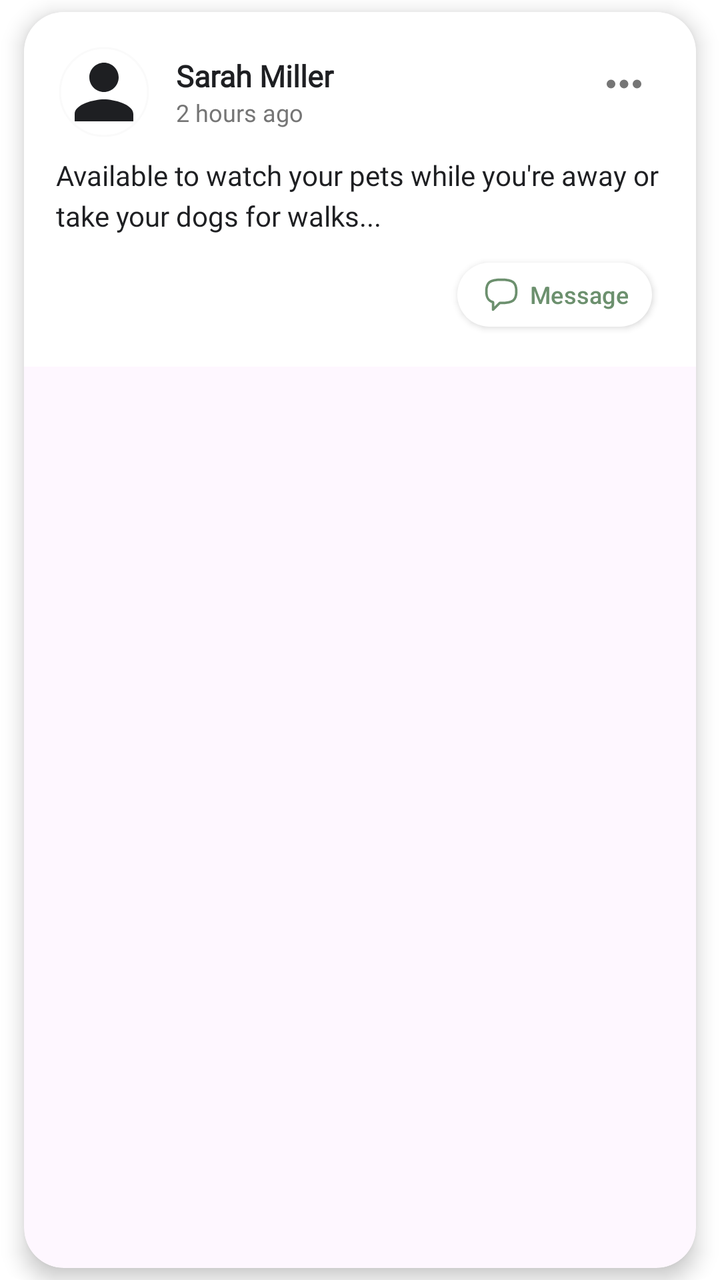
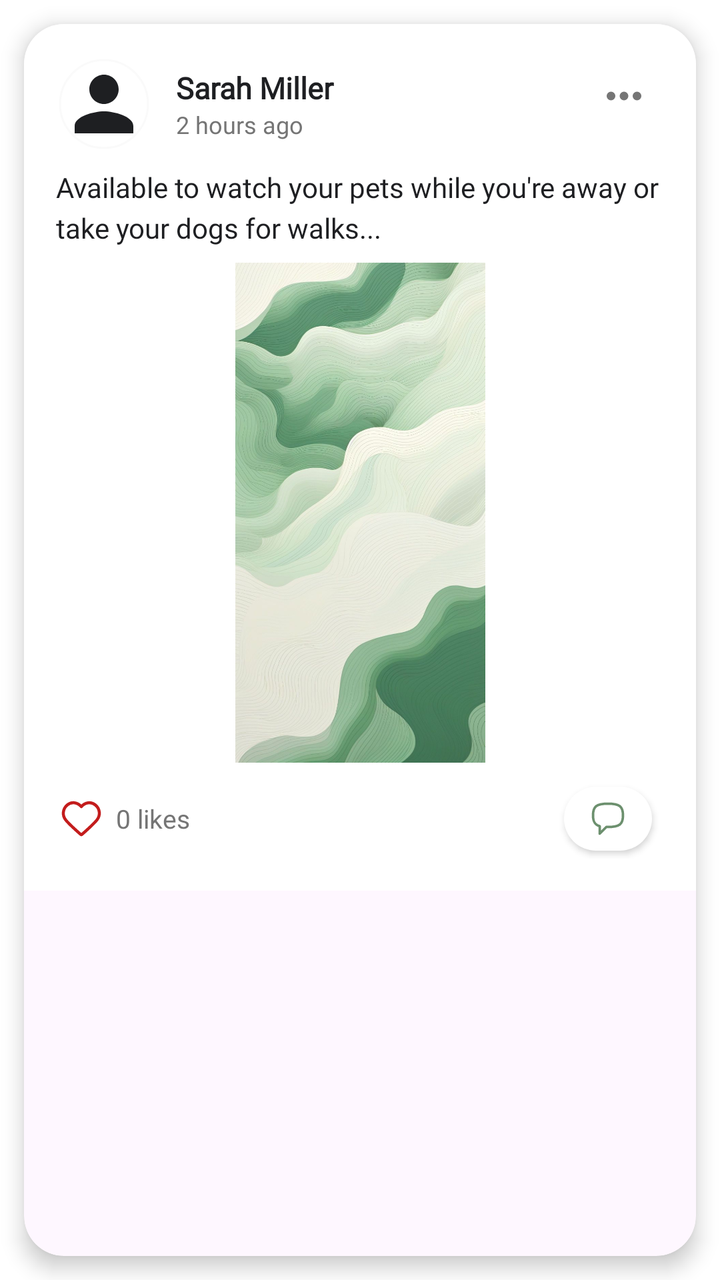

An Android layout rendered at two revisions. The XML below is the earlier revision; the diff shows what the commit changed to produce the second picture.
<!-- AndroidManifest.xml: application theme Theme.AidHub -->
<!-- res/layout/item_post_feed.xml -->
<?xml version="1.0" encoding="utf-8"?>
<com.google.android.material.card.MaterialCardView xmlns:android="http://schemas.android.com/apk/res/android"
    xmlns:app="http://schemas.android.com/apk/res-auto"
    android:id="@+id/cardLayout"
    android:layout_width="match_parent"
    android:layout_height="wrap_content"
    android:layout_marginBottom="12dp"
    android:animateLayoutChanges="true"
    android:clickable="false"
    app:cardBackgroundColor="@color/transparent"
    app:cardElevation="0dp"
    app:strokeWidth="0dp">

    <LinearLayout
        android:layout_width="match_parent"
        android:layout_height="match_parent"
        android:orientation="vertical">

        <com.google.android.material.card.MaterialCardView
            android:layout_width="match_parent"
            android:layout_height="match_parent"
            android:layout_marginHorizontal="12dp"
            android:layout_marginVertical="6dp"
            app:cardCornerRadius="20dp"
            app:cardElevation="6dp"
            app:strokeWidth="0dp"
            app:strokeColor="@color/stroke_color">


            <RelativeLayout
                android:layout_width="match_parent"
                android:layout_height="match_parent">

                <LinearLayout
                    android:layout_width="match_parent"
                    android:layout_height="wrap_content"
                    android:background="@color/background"
                    android:orientation="vertical"
                    android:padding="16dp">

                    <RelativeLayout
                        android:id="@+id/topLayout"
                        android:layout_width="match_parent"
                        android:layout_height="wrap_content">


                        <com.google.android.material.imageview.ShapeableImageView
                            android:id="@+id/userImage"
                            style="@style/ProfileImage"
                            android:layout_width="48dp"
                            android:layout_height="48dp"
                            android:clickable="true" />

                        <LinearLayout
                            android:layout_width="wrap_content"
                            android:layout_height="wrap_content"
                            android:layout_marginStart="12dp"
                            android:layout_centerVertical="true"
                            android:layout_toEndOf="@id/userImage"
                            android:orientation="vertical">

                            <TextView
                                android:id="@+id/userName"
                                android:layout_width="wrap_content"
                                android:layout_height="wrap_content"
                                android:fontFamily="@font/open_sans_semibold"
                                android:text="Sarah Miller"
                                android:textColor="@color/text"
                                android:textSize="15sp"
                                android:textStyle="bold" />

                            <TextView
                                android:id="@+id/postTime"
                                android:layout_width="wrap_content"
                                android:layout_height="wrap_content"
                                android:fontFamily="@font/open_sans"
                                android:text="2 hours ago"
                                android:textColor="@color/secondary_text"
                                android:textSize="12sp" />
                        </LinearLayout>


                        <com.google.android.material.button.MaterialButton
                            android:id="@+id/btnOptions"
                            style="@style/Widget.Material3.Button.IconButton.Outlined"
                            android:layout_width="40dp"
                            android:layout_height="40dp"
                            android:layout_alignParentEnd="true"
                            app:icon="@drawable/ic_dots"
                            app:iconGravity="textStart"
                            app:iconSize="26dp"
                            app:iconTint="@color/grey"
                            app:rippleColor="@color/grey"
                            app:strokeWidth="0dp" />

                    </RelativeLayout>

                    <com.google.android.material.chip.ChipGroup
                        android:id="@+id/cgTags"
                        android:layout_width="wrap_content"
                        android:layout_height="wrap_content" />


                    <TextView
                        android:id="@+id/postContent"
                        android:layout_width="match_parent"
                        android:layout_height="wrap_content"
                        android:layout_marginTop="8dp"
                        android:ellipsize="end"
                        android:fontFamily="@font/open_sans"
                        android:lineSpacingExtra="4dp"
                        android:text="Available to watch your pets while you're away or take your dogs for walks..."
                        android:textColor="@color/text"
                        android:textSize="14sp"
                        android:textStyle="normal" />

                    <ImageView
                        android:id="@+id/postImg"
                        android:layout_width="match_parent"
                        android:layout_height="250dp"
                        android:layout_gravity="start"
                        android:layout_marginVertical="12dp"
                        android:src="@drawable/img_award"
                        android:transitionName="request_image_transition"
                        android:visibility="gone" />

                    <androidx.appcompat.widget.LinearLayoutCompat
                        android:layout_width="match_parent"
                        android:layout_height="wrap_content"
                        android:layout_marginTop="10dp"
                        android:gravity="center_vertical"
                        android:orientation="horizontal">

                        <View
                            android:layout_width="0dp"
                            android:layout_height="match_parent"
                            android:layout_weight="1" />

                        <com.google.android.material.button.MaterialButton
                            android:id="@+id/btnContact"
                            style="@style/Widget.Material3.Button.TextButton"
                            android:layout_width="wrap_content"
                            android:layout_height="40dp"
                            android:layout_marginEnd="6dp"
                            android:elevation="2dp"
                            android:text="Message"
                            android:textColor="@color/on_secondary_btn_color"
                            android:textSize="12sp"
                            app:backgroundTint="@color/secondary_btn_background_color"
                            app:icon="@drawable/ic_message"
                            app:iconGravity="textStart"
                            app:iconSize="20dp"
                            app:rippleColor="@color/grey"
                            app:iconTint="@color/on_secondary_btn_color"
                            app:toggleCheckedStateOnClick="true" />


                    </androidx.appcompat.widget.LinearLayoutCompat>
                </LinearLayout>

                <com.google.android.material.card.MaterialCardView
                    android:id="@+id/optionsLayout"
                    android:layout_width="wrap_content"
                    android:layout_height="wrap_content"
                    android:layout_alignParentEnd="true"
                    android:layout_marginTop="50dp"
                    android:layout_marginEnd="15dp"
                    android:animateLayoutChanges="true"
                    android:backgroundTint="@color/secondary_background"
                    android:focusable="true"
                    android:gravity="center_horizontal"
                    android:orientation="vertical"
                    android:paddingTop="5dp"
                    android:visibility="gone"
                    app:cardCornerRadius="10dp"
                    app:cardElevation="5dp"
                    app:strokeColor="@color/icon_color"
                    app:strokeWidth="2dp">

                    <LinearLayout
                        android:id="@+id/btnDelete"
                        android:layout_width="110dp"
                        android:layout_height="40dp"
                        android:clickable="true"
                        android:focusable="true"
                        android:foreground="?attr/selectableItemBackground"
                        android:gravity="center">

                        <TextView
                            android:layout_width="wrap_content"
                            android:layout_height="wrap_content"
                            android:text="Delete"
                            android:fontFamily="@font/open_sans_semibold"
                            android:textColor="@color/icon_color"
                            android:textStyle="bold" />

                    </LinearLayout>

                </com.google.android.material.card.MaterialCardView>
            </RelativeLayout>
        </com.google.android.material.card.MaterialCardView>

        <LinearLayout
            android:layout_width="match_parent"
            android:layout_height="wrap_content"
            android:layout_marginHorizontal="18dp"
            android:gravity="center_vertical">

            <com.google.android.material.button.MaterialButton
                android:id="@+id/btnLike"
                style="@style/Widget.Material3.Button.IconButton.Outlined"
                android:layout_width="25dp"
                android:layout_height="25dp"
                android:layout_marginEnd="5dp"
                android:background="@color/white"
                app:icon="@drawable/ic_heart"
                app:iconGravity="textStart"
                app:iconSize="25dp"
                app:iconTint="@color/like_button"
                app:strokeWidth="2dp"
                app:toggleCheckedStateOnClick="true" />

            <TextView
                android:id="@+id/txtLikes"
                android:layout_width="wrap_content"
                android:layout_height="wrap_content"
                android:fontFamily="@font/open_sans"
                android:text="0 likes"
                android:textColor="@color/text"
                android:textSize="14sp" />
        </LinearLayout>
    </LinearLayout>

</com.google.android.material.card.MaterialCardView>
<!-- resources referenced by this layout -->
<resources>
  <color name="background">@color/white</color>
  <color name="grey">#757575</color>
  <color name="icon_color">@color/secondary</color>
  <color name="like_button">@color/dark_red</color>
  <color name="on_secondary_btn_color">@color/secondary</color>
  <color name="secondary_background">@color/faded_grey</color>
  <color name="secondary_btn_background_color">@color/white</color>
  <color name="secondary_text">@color/grey</color>
  <color name="stroke_color">@color/transparent</color>
  <color name="text">@color/light_black</color>
  <color name="transparent">#00000000</color>
  <color name="white">#FFFFFFFF</color>
  <!-- drawable ic_message (drawable) -->
  <?xml version="1.0" encoding="utf-8"?>
  <vector xmlns:android="http://schemas.android.com/apk/res/android"
      android:width="24dp"
      android:height="24dp"
      android:viewportWidth="24"
      android:viewportHeight="24">
  
      <path
          android:fillColor="@color/transparent"
          android:strokeColor="#000000"
          android:strokeWidth="1.5"
          android:strokeLineJoin="round"
          android:strokeLineCap="round"
          android:pathData="M12 3C5.11765 3 3 4.64706 3 10C3 13.7383 4.0328 15.6692 7 16.4939V21L11.0124 16.9876C11.3301 16.996 11.6592 17 12 17C18.8824 17 21 15.3529 21 10C21 4.64706 18.8824 3 12 3Z" />
  </vector>
  <!-- drawable img_award: png bitmap (drawable, 26656 bytes) -->
  <style name="ProfileImage" parent="">
          <item name="android:layout_width">match_parent</item>
          <item name="android:layout_height">match_parent</item>
          <item name="android:src">@drawable/ic_profile_placeholder</item>
          <item name="android:scaleType">centerCrop</item>
          <item name="shapeAppearanceOverlay">@style/ShapeAppearance.App.Circle</item>
          <item name="android:background">@color/background</item>
          <item name="strokeColor">@color/secondary_background</item>
          <item name="strokeWidth">1dp</item>
          <item name="android:padding">2dp</item>
  
      </style>
  <style name="Theme.AidHub" parent="Base.Theme.AidHub" />
  <color name="secondary">@color/dark_green</color>
  <color name="dark_red">#C31C1C</color>
  <color name="faded_grey">#FAFAFA</color>
  <color name="light_black">#1E1F22</color>
  <!-- drawable ic_profile_placeholder (drawable) -->
  <vector xmlns:android="http://schemas.android.com/apk/res/android"
      android:width="24dp"
      android:height="24dp"
      android:tint="@color/text"
      android:viewportWidth="24"
      android:viewportHeight="24">
  
      <path
          android:fillColor="@android:color/white"
          android:pathData="M12,12c2.21,0 4,-1.79 4,-4s-1.79,-4 -4,-4 -4,1.79 -4,4 1.79,4 4,4zM12,14c-2.67,0 -8,1.34 -8,4v2h16v-2c0,-2.66 -5.33,-4 -8,-4z" />
  
  </vector>
  <style name="ShapeAppearance.App.Circle" parent="">
          <item name="cornerFamily">rounded</item>
          <item name="cornerSize">50%</item>
      </style>
  <style name="Base.Theme.AidHub" parent="Theme.Material3.DayNight.NoActionBar">
          <item name="elevationOverlayEnabled">false</item>
          <item name="android:windowBackground">@color/white</item>
          
  
      </style>
  <color name="dark_green">#6C906E</color>
  <!-- unchanged entries left out for length: 2 -->
</resources>

<!-- the commit's change to res/layout/item_post_feed.xml (unified diff, before → after) -->
@@ -4,7 +4,6 @@
     android:id="@+id/cardLayout"
     android:layout_width="match_parent"
     android:layout_height="wrap_content"
-    android:layout_marginBottom="12dp"
     android:animateLayoutChanges="true"
     android:clickable="false"
     app:cardBackgroundColor="@color/transparent"
@@ -20,11 +19,11 @@
             android:layout_width="match_parent"
             android:layout_height="match_parent"
             android:layout_marginHorizontal="12dp"
-            android:layout_marginVertical="6dp"
+            android:layout_marginVertical="12dp"
             app:cardCornerRadius="20dp"
             app:cardElevation="6dp"
-            app:strokeWidth="0dp"
-            app:strokeColor="@color/stroke_color">
+            app:strokeColor="@color/stroke_color"
+            app:strokeWidth="0dp">
 
 
             <RelativeLayout
@@ -54,8 +53,8 @@
                         <LinearLayout
                             android:layout_width="wrap_content"
                             android:layout_height="wrap_content"
+                            android:layout_centerVertical="true"
                             android:layout_marginStart="12dp"
-                            android:layout_centerVertical="true"
                             android:layout_toEndOf="@id/userImage"
                             android:orientation="vertical">
 
@@ -106,6 +105,7 @@
                         android:layout_width="match_parent"
                         android:layout_height="wrap_content"
                         android:layout_marginTop="8dp"
+                        android:layout_marginBottom="8dp"
                         android:ellipsize="end"
                         android:fontFamily="@font/open_sans"
                         android:lineSpacingExtra="4dp"
@@ -119,17 +119,39 @@
                         android:layout_width="match_parent"
                         android:layout_height="250dp"
                         android:layout_gravity="start"
-                        android:layout_marginVertical="12dp"
-                        android:src="@drawable/img_award"
+                        android:src="@drawable/wallpaper"
                         android:transitionName="request_image_transition"
-                        android:visibility="gone" />
-
-                    <androidx.appcompat.widget.LinearLayoutCompat
+                        android:visibility="visible" />
+
+                    <LinearLayout
                         android:layout_width="match_parent"
                         android:layout_height="wrap_content"
-                        android:layout_marginTop="10dp"
+                        android:layout_marginTop="8dp"
                         android:gravity="center_vertical"
                         android:orientation="horizontal">
+
+                        <com.google.android.material.button.MaterialButton
+                            android:id="@+id/btnLike"
+                            style="@style/Widget.Material3.Button.IconButton.Outlined"
+                            android:layout_width="25dp"
+                            android:layout_height="25dp"
+                            android:layout_marginEnd="5dp"
+                            android:background="@color/white"
+                            app:icon="@drawable/ic_heart"
+                            app:iconGravity="textStart"
+                            app:iconSize="24dp"
+                            app:iconTint="@color/like_button"
+                            app:strokeWidth="2dp"
+                            app:toggleCheckedStateOnClick="true" />
+
+                        <TextView
+                            android:fontFamily="@font/open_sans"
+                            android:id="@+id/txtLikes"
+                            android:layout_width="wrap_content"
+                            android:layout_height="wrap_content"
+                            android:text="0 likes"
+                            android:textColor="@color/secondary_text"
+                            android:textSize="13sp" />
 
                         <View
                             android:layout_width="0dp"
@@ -139,23 +161,22 @@
                         <com.google.android.material.button.MaterialButton
                             android:id="@+id/btnContact"
                             style="@style/Widget.Material3.Button.TextButton"
-                            android:layout_width="wrap_content"
+                            android:layout_width="44dp"
                             android:layout_height="40dp"
                             android:layout_marginEnd="6dp"
                             android:elevation="2dp"
-                            android:text="Message"
                             android:textColor="@color/on_secondary_btn_color"
                             android:textSize="12sp"
                             app:backgroundTint="@color/secondary_btn_background_color"
                             app:icon="@drawable/ic_message"
-                            app:iconGravity="textStart"
+                            app:iconGravity="end"
                             app:iconSize="20dp"
+                            app:iconTint="@color/on_secondary_btn_color"
                             app:rippleColor="@color/grey"
-                            app:iconTint="@color/on_secondary_btn_color"
                             app:toggleCheckedStateOnClick="true" />
 
 
-                    </androidx.appcompat.widget.LinearLayoutCompat>
+                    </LinearLayout>
                 </LinearLayout>
 
                 <com.google.android.material.card.MaterialCardView
@@ -189,8 +210,8 @@
                         <TextView
                             android:layout_width="wrap_content"
                             android:layout_height="wrap_content"
+                            android:fontFamily="@font/open_sans_semibold"
                             android:text="Delete"
-                            android:fontFamily="@font/open_sans_semibold"
                             android:textColor="@color/icon_color"
                             android:textStyle="bold" />
 
@@ -200,35 +221,35 @@
             </RelativeLayout>
         </com.google.android.material.card.MaterialCardView>
 
-        <LinearLayout
-            android:layout_width="match_parent"
-            android:layout_height="wrap_content"
-            android:layout_marginHorizontal="18dp"
-            android:gravity="center_vertical">
-
-            <com.google.android.material.button.MaterialButton
-                android:id="@+id/btnLike"
-                style="@style/Widget.Material3.Button.IconButton.Outlined"
-                android:layout_width="25dp"
-                android:layout_height="25dp"
-                android:layout_marginEnd="5dp"
-                android:background="@color/white"
-                app:icon="@drawable/ic_heart"
-                app:iconGravity="textStart"
-                app:iconSize="25dp"
-                app:iconTint="@color/like_button"
-                app:strokeWidth="2dp"
-                app:toggleCheckedStateOnClick="true" />
-
-            <TextView
-                android:id="@+id/txtLikes"
-                android:layout_width="wrap_content"
-                android:layout_height="wrap_content"
-                android:fontFamily="@font/open_sans"
-                android:text="0 likes"
-                android:textColor="@color/text"
-                android:textSize="14sp" />
-        </LinearLayout>
+        
+        
+        
+        
+        
+
+        
+        
+        
+        
+        
+        
+        
+        
+        
+        
+        
+        
+        
+
+        
+        
+        
+        
+        
+        
+        
+        
+        
     </LinearLayout>
 
 </com.google.android.material.card.MaterialCardView>
<!-- resource entries referenced after the edit -->
@@ -28,7 +28,7 @@
           android:strokeLineCap="round"
           android:pathData="M12 3C5.11765 3 3 4.64706 3 10C3 13.7383 4.0328 15.6692 7 16.4939V21L11.0124 16.9876C11.3301 16.996 11.6592 17 12 17C18.8824 17 21 15.3529 21 10C21 4.64706 18.8824 3 12 3Z" />
   </vector>
-  <!-- drawable img_award: png bitmap (drawable, 26656 bytes) -->
+  <!-- drawable wallpaper: jpeg bitmap (drawable, 126009 bytes) -->
   <style name="ProfileImage" parent="">
           <item name="android:layout_width">match_parent</item>
           <item name="android:layout_height">match_parent</item>
